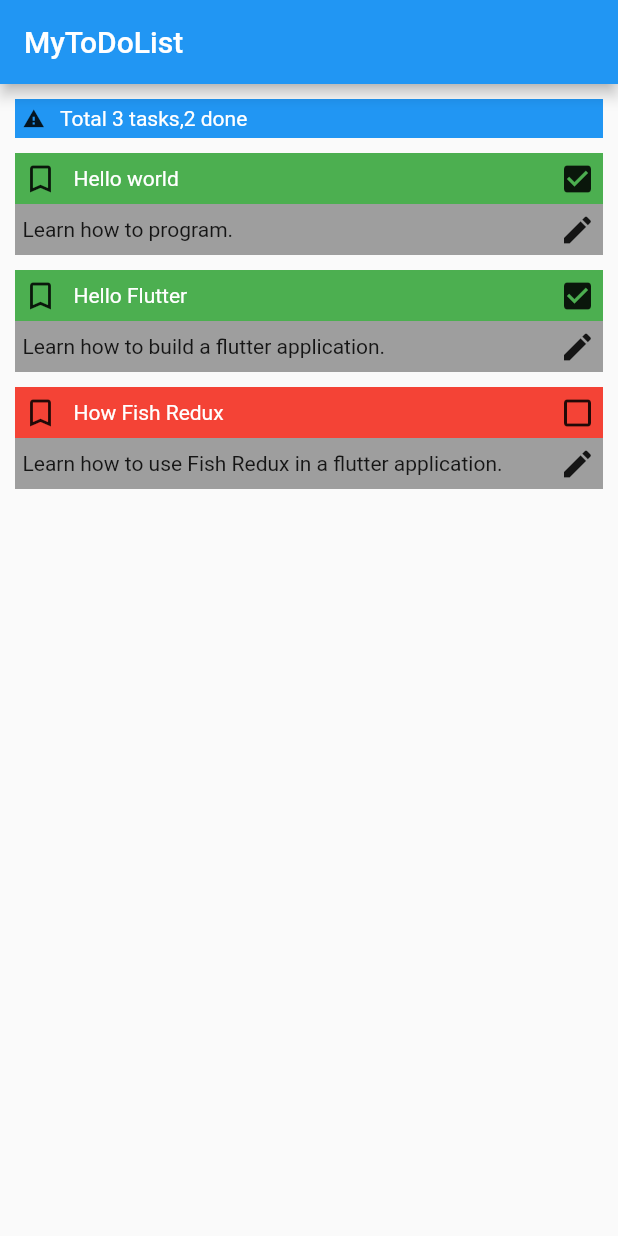
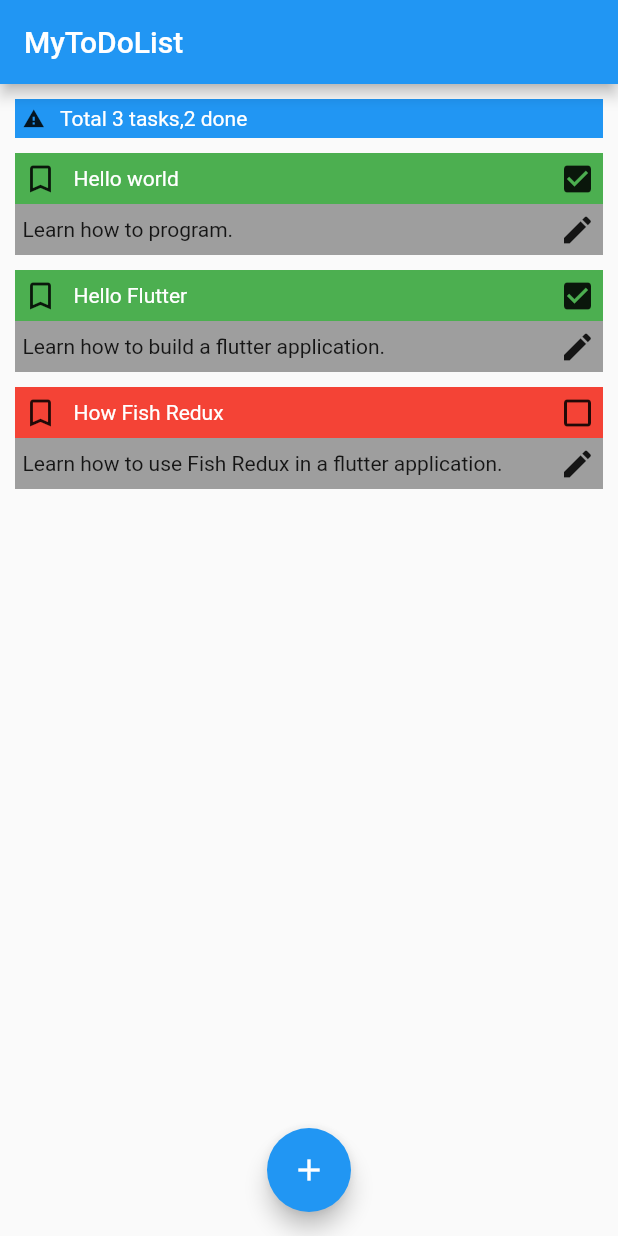
Before and after one commit to colinxiaoyu/redux-flutter-todolist, a Flutter app: the screen it shows after launch, on a phone screen of 412 x 824 dp. Run offline on Flutter 3.47's test engine with Material 2 defaults, Android fonts, the phone set to English and light mode, and no system bars; our stand-ins replace flutter_redux, redux.

Commit message:
删除无用的reducer：todo_reducer

```diff
--- a/lib/page/todo_list_page.dart
+++ b/lib/page/todo_list_page.dart
@@ -20,15 +20,25 @@ class TodoListPage extends StatelessWidget {
                 return Column(
                   children: _getItem(todoListReducer.list),
                 );
-                })));
+              })),
+      floatingActionButton: FloatingActionButton(
+          child: Icon(Icons.add),
+          onPressed: () {
+            Navigator.of(context)
+                .push(MaterialPageRoute(builder: (context) {
+              return TodoEditPage(item: ToDoState(),);
+            }));
+          }),
+      floatingActionButtonLocation: FloatingActionButtonLocation.centerFloat,
+    );
   }
 
   ///渲染标题
   Widget _getTitle(List<ToDoState> list) {
     int total = list.length;
     int done = 0;
-    list.forEach((item){
-      if(item.isDone){
+    list.forEach((item) {
+      if (item.isDone) {
         done++;
       }
     });
--- a/lib/reducer/app_reducer.dart
+++ b/lib/reducer/app_reducer.dart
@@ -1,15 +1,12 @@
 import 'package:redux_todolist/reducer/list_reducer.dart';
-import 'package:redux_todolist/reducer/todo_reducer.dart';
 
 class AppState{
-  final ToDo toDo;
   final TodoList todoList;
-  AppState({this.toDo,this.todoList});
+  AppState({this.todoList});
 }
 
 AppState appReducer(AppState state,action){
   return AppState(
-    toDo: todoReducer(state.toDo,action),
     todoList: todoListReducer(state.todoList,action),
   );
 }
--- a/lib/reducer/list_reducer.dart
+++ b/lib/reducer/list_reducer.dart
@@ -7,7 +7,7 @@ class ToDoState {
   String desc;
   bool isDone;
 
-  ToDoState({this.uniqueId, this.title, this.desc, this.isDone = false}) {
+  ToDoState({this.uniqueId, this.title='', this.desc='', this.isDone = false}) {
     uniqueId ??= DateTime.now().toIso8601String();
   }
 
```
Also changed, not shown: lib/main.dart (+5 -3 lines), lib/reducer/todo_reducer.dart (deleted, +0 -35 lines). Lines whose indentation alone changed are shown as unchanged.
